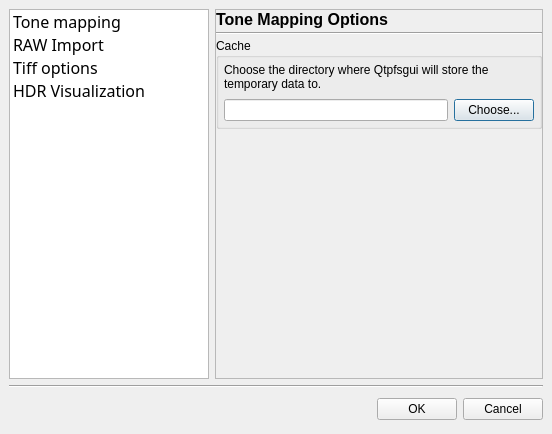
First picture: the form in forms/options.ui, repository LuminanceHDR/LuminanceHDR, before the edit.
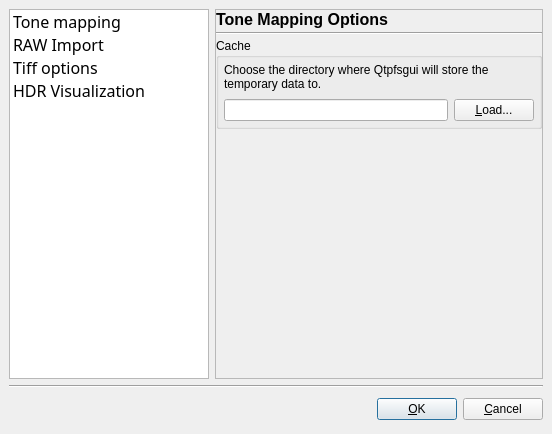
Second picture: the form after the edit. Icons and pictures are not drawn.

Diff of the .ui file:
```diff
--- a/forms/options.ui
+++ b/forms/options.ui
@@ -214,7 +214,7 @@
               <item>
                <widget class="QPushButton" name="chooseCachePathButton" >
                 <property name="text" >
-                 <string>Choose...</string>
+                 <string>&amp;Load...</string>
                 </property>
                </widget>
               </item>
@@ -766,14 +766,17 @@
      <item>
       <widget class="QPushButton" name="okButton" >
        <property name="text" >
-        <string>OK</string>
+        <string>&amp;OK</string>
+       </property>
+       <property name="default" >
+        <bool>true</bool>
        </property>
       </widget>
      </item>
      <item>
       <widget class="QPushButton" name="cancelButton" >
        <property name="text" >
-        <string>Cancel</string>
+        <string>&amp;Cancel</string>
        </property>
       </widget>
      </item>
```
